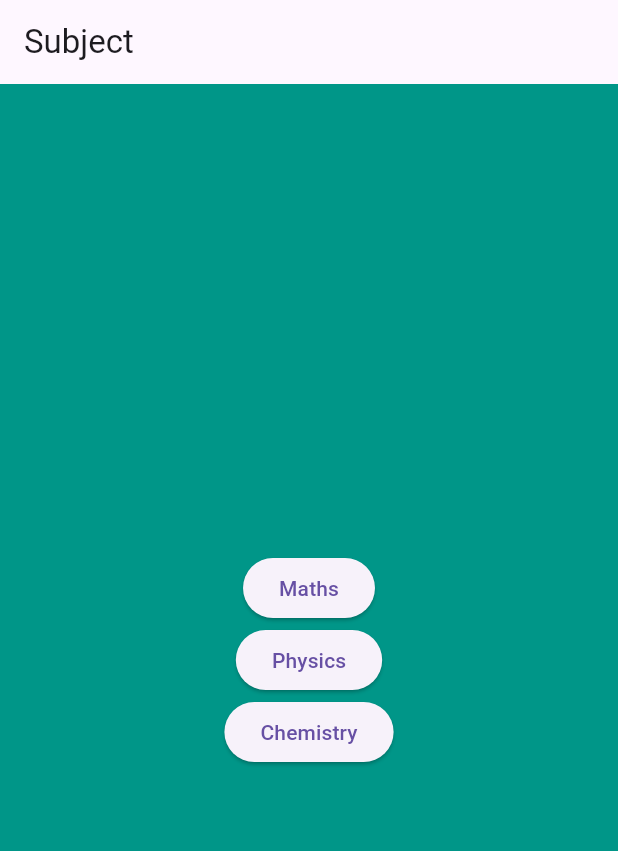
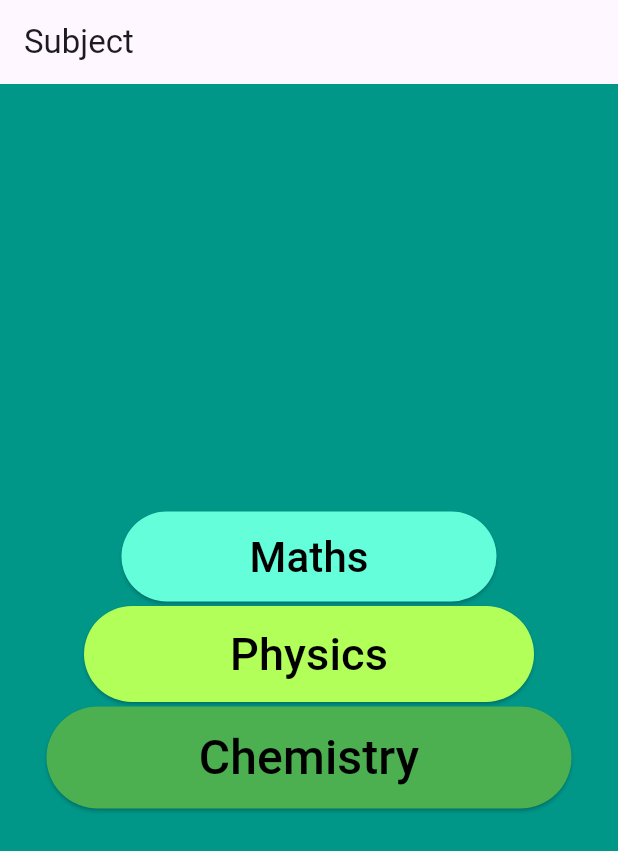
Before and after one commit to amitsingh1130/mcqquiz, a Flutter app: the screen it shows after launch, on a phone screen of 412 x 824 dp. Shown: the top 851 px of the screen. Run offline on Flutter 3.47's test engine with Material 3 defaults, Android fonts, the phone set to English and light mode, and no system bars.

Commit message:
some changes in load question second screen

```diff
--- a/lib/classutilities.dart
+++ b/lib/classutilities.dart
@@ -5,7 +5,7 @@ import 'package:http/http.dart' as http;
 class Utilities {
   static String currentquizname = "";
   static String currentquizurl = "";
-
+static String currentquizoption = "";
   //Created by Amit
   static List questions = [];
 
@@ -17,10 +17,13 @@ class Utilities {
     if (response.statusCode == 200) {
       final List data = json.decode(response.body);
       Utilities.questions = data;
+
       // widget.questionno++;
       //print(data);
       // widget.question = Utilities.questions[widget.questionno]["question"];
       // setState(() {});
+
     }
+
   }
 }
--- a/lib/vsjone.dart
+++ b/lib/vsjone.dart
@@ -9,47 +9,67 @@ class Subject extends StatelessWidget {
       appBar: AppBar(title: Text('Subject')),
       body: Column(
         mainAxisAlignment: MainAxisAlignment.center,
-        crossAxisAlignment: CrossAxisAlignment.stretch,
+        crossAxisAlignment: CrossAxisAlignment.  center,
+
         children: [
           Center(
             child: ElevatedButton(
-              child: Text('Maths'),
-              onPressed: () {
+              style: ElevatedButton.styleFrom(minimumSize: Size(250, 60),
+                backgroundColor: Colors.tealAccent,
+              ),
+              child: Text('Maths', style: TextStyle(fontSize: 28, color: Colors.black),
+              ),
+              onPressed: () async {
                 print('');
-                Utilities.currentquizname = "Maths";
+                child: Utilities.currentquizname = "Maths";
                 Utilities.currentquizurl =
-                    'https://amitsingh1130.github.io/myjsonfiles/maths.json';
+                ('https://amitsingh1130.github.io/myjsonfiles/maths.json');
+                await Utilities.loadQuestions();
+                 Navigator.pushNamed(context, '/second',);
+              },
 
+            ),
+          ),
+          SizedBox(
+          width: 1000,
+          height: 70,
+          child: Center(
+            child: ElevatedButton(
+              style: ElevatedButton.styleFrom(minimumSize: Size(300, 64),
+                backgroundColor: Colors.lightGreenAccent,
+              ),
+              child: Text('Physics', style: TextStyle(fontSize: 30, color: Colors.black),
+              ),
+              onPressed: () async {
+                print('');
+                Utilities.currentquizname = "Physics";
+                Utilities.currentquizurl =
+                    'https://amitsingh1130.github.io/myjsonfiles/physics.json';
+                await Utilities.loadQuestions();
                 Navigator.pushNamed(context, '/second');
               },
             ),
           ),
-          Center(
+          ),
+         Center(
             child: ElevatedButton(
-              child: Text('Physics'),
-              onPressed: () {
-                print('');
-                Utilities.currentquizname = "Physics";
-                Utilities.currentquizurl =
-                    'https://amitsingh1130.github.io/myjsonfiles/physics.json';
-
-                Navigator.pushNamed(context, '/second');
-              },
-            ),
-          ),
-          Center(
-            child: ElevatedButton(
-              child: Text('Chemistry'),
-              onPressed: ()  {
+              style: ElevatedButton.styleFrom(minimumSize: Size(350, 68),backgroundColor: Colors.green),
+              child: Text(
+                'Chemistry',
+                style: TextStyle(fontSize: 32, color: Colors.black),
+              ),
+              onPressed: () async {
                 print('object');
                 Utilities.currentquizname = "Chemistry";
                 Utilities.currentquizurl =
                     "https://amitsingh1130.github.io/myjsonfiles/Chemistry.json";
-                Utilities.loadQuestions();
-                Navigator.pushNamed(context, '/second');
+                await Utilities.loadQuestions();
+                Utilities.currentquizoption;
+               Navigator.pushNamed(context, '/second');
               },
             ),
           ),
+
         ],
       ),
     );
--- a/lib/vsjtwo.dart
+++ b/lib/vsjtwo.dart
@@ -35,8 +35,8 @@ class _VsjTwo extends State<VsjTwo> with SingleTickerProviderStateMixin {
          setState(() {
 
         });
-      }, child: Text(widget.questionno.toString())),
-        Text(Utilities.questions[widget.questionno]['question'])
+      }, child: Text(widget.questionno.toString(), style: TextStyle(fontSize: 28, color: Colors.black),)),
+        Text(Utilities.questions[widget.questionno]['question'], style: TextStyle(fontSize: 28, color: Colors.black),)
 
 
       ]),
```
